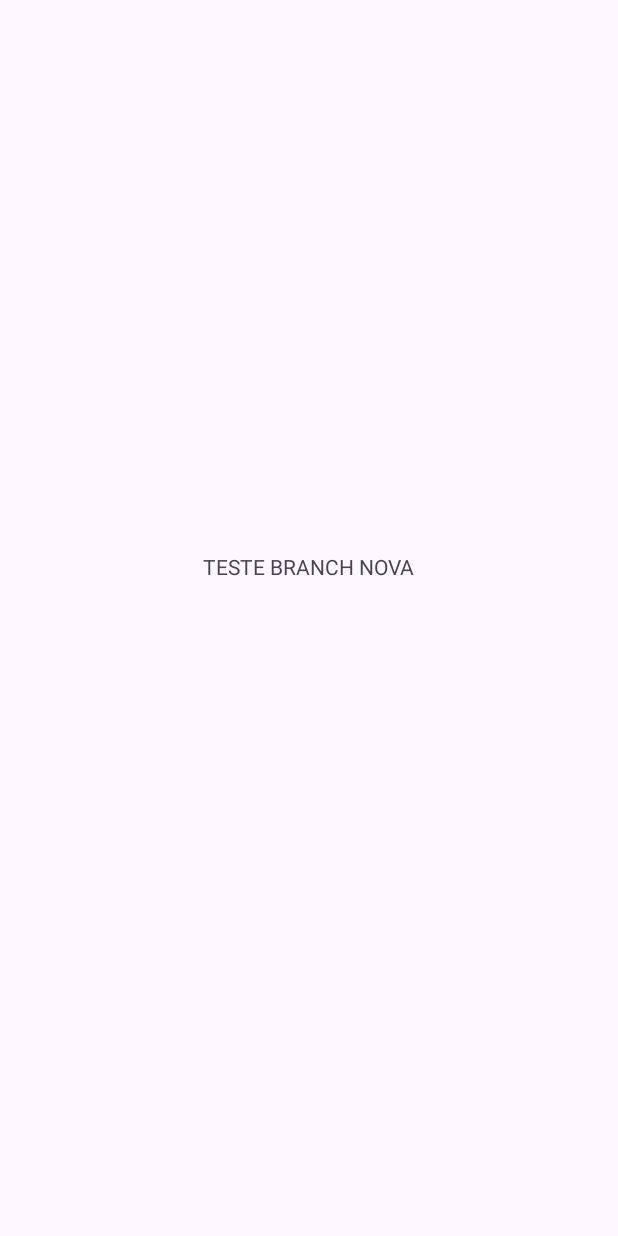
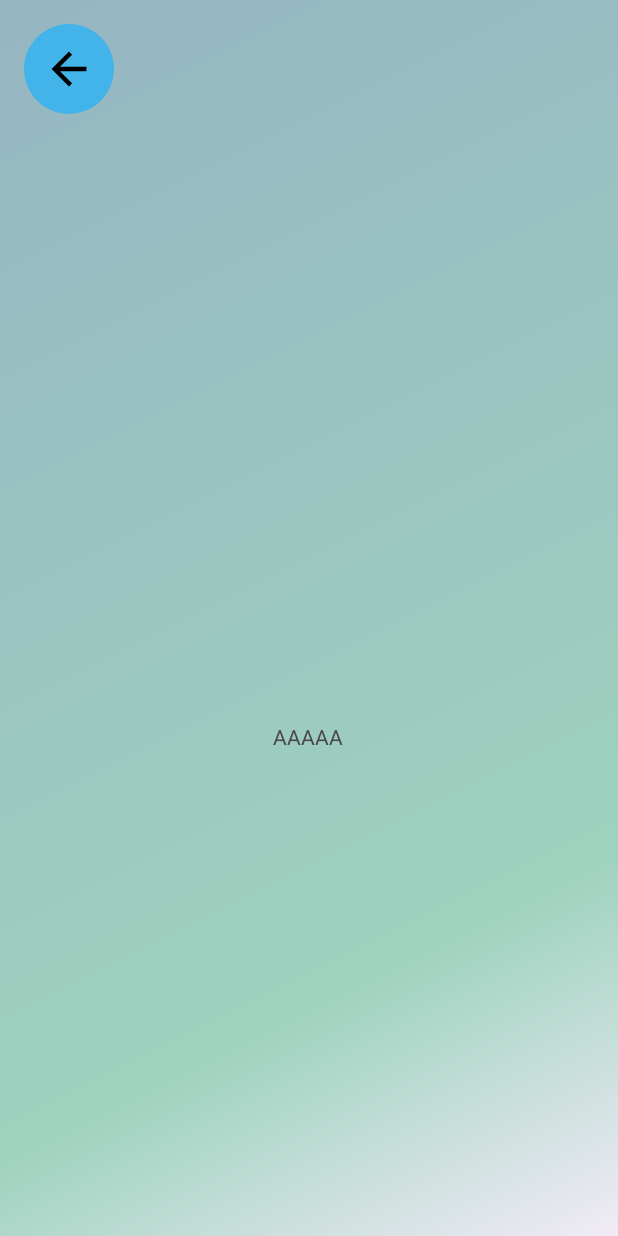
Before and after one commit to Projeto-FUCAPI-Feira-Tecnologica/app-meutea, an Android app: the screen it shows after launch (MainActivity), on a phone screen of 412 x 824 dp. Before the commit the screen is almost empty. Run offline under Robolectric (Android 15) with nearby library versions, the phone set to English and light mode, and no system bars.

Commit message:
add new screen features
added:
- gradient background color
- rounded icon back

```diff
--- a/app/build.gradle.kts
+++ b/app/build.gradle.kts
@@ -4,7 +4,7 @@ plugins {
 
 android {
     namespace = "com.feirafucapi.aplicaofucapi0911"
-    compileSdk = 33
+    compileSdk = 34
 
     defaultConfig {
         applicationId = "com.feirafucapi.aplicaofucapi0911"
--- /dev/null
+++ b/app/src/main/res/drawable/gadrient_background.xml
@@ -0,0 +1,21 @@
+<?xml version="1.0" encoding="utf-8"?>
+<selector xmlns:android="http://schemas.android.com/apk/res/android">
+
+    <item>
+
+        <shape>
+
+            <gradient
+                android:angle="135"
+                android:centerY="25%"
+                android:startColor="#F1EBF6"
+                android:centerColor="#9ED2BE"
+                android:endColor="#96B5C3"
+                android:type="linear"
+                />
+
+        </shape>
+
+    </item>
+
+</selector>
--- /dev/null
+++ b/app/src/main/res/drawable/ic_back_foreground.xml
@@ -0,0 +1,16 @@
+<vector xmlns:android="http://schemas.android.com/apk/res/android"
+    android:width="60dp"
+    android:height="60dp"
+    android:viewportWidth="24"
+    android:viewportHeight="24"
+    android:tint="#000000"
+    android:autoMirrored="true">
+  <group android:scaleX="0.58"
+      android:scaleY="0.58"
+      android:translateX="5.04"
+      android:translateY="5.04">
+    <path
+        android:fillColor="@android:color/white"
+        android:pathData="M20,11H7.83l5.59,-5.59L12,4l-8,8 8,8 1.41,-1.41L7.83,13H20v-2z"/>
+  </group>
+</vector>
--- /dev/null
+++ b/app/src/main/res/drawable/roundcorner.xml
@@ -0,0 +1,11 @@
+<?xml version="1.0" encoding="utf-8"?>
+<selector xmlns:android="http://schemas.android.com/apk/res/android">
+
+    <item>
+        <shape>
+            <solid android:color="#42B4E9"/>
+            <corners android:radius="100dp"/>
+        </shape>
+    </item>
+
+</selector>
--- a/app/src/main/res/layout/activity_main.xml
+++ b/app/src/main/res/layout/activity_main.xml
@@ -4,16 +4,30 @@
     xmlns:tools="http://schemas.android.com/tools"
     android:layout_width="match_parent"
     android:layout_height="match_parent"
+    android:background="@drawable/gadrient_background"
     tools:context=".MainActivity">
 
     <TextView
         android:layout_width="wrap_content"
         android:layout_height="wrap_content"
-        android:text="TESTE BRANCH NOVA"
+        android:text="AAAAA"
         app:layout_constraintBottom_toBottomOf="parent"
         app:layout_constraintEnd_toEndOf="parent"
+        app:layout_constraintHorizontal_bias="0.498"
         app:layout_constraintStart_toStartOf="parent"
         app:layout_constraintTop_toTopOf="parent"
-        app:layout_constraintVertical_bias="0.457" />
+        app:layout_constraintVertical_bias="0.598" />
+
+    <ImageButton
+        android:id="@+id/imageButton"
+        android:layout_width="wrap_content"
+        android:layout_height="wrap_content"
+        android:layout_marginStart="16dp"
+        android:layout_marginTop="16dp"
+        android:background="@drawable/roundcorner"
+        app:layout_constraintStart_toStartOf="parent"
+        app:layout_constraintTop_toTopOf="parent"
+        app:layout_constraintCircleRadius="50dp"
+        app:srcCompat="@drawable/ic_back_foreground" />
 
 </androidx.constraintlayout.widget.ConstraintLayout>
--- /dev/null
+++ b/app/src/main/res/mipmap-anydpi-v26/ic_back.xml
@@ -0,0 +1,5 @@
+<?xml version="1.0" encoding="utf-8"?>
+<adaptive-icon xmlns:android="http://schemas.android.com/apk/res/android">
+    <background android:drawable="@drawable/ic_back_background"/>
+    <foreground android:drawable="@drawable/ic_back_foreground"/>
+</adaptive-icon>
--- /dev/null
+++ b/app/src/main/res/mipmap-anydpi-v26/ic_back_round.xml
@@ -0,0 +1,5 @@
+<?xml version="1.0" encoding="utf-8"?>
+<adaptive-icon xmlns:android="http://schemas.android.com/apk/res/android">
+    <background android:drawable="@drawable/ic_back_background"/>
+    <foreground android:drawable="@drawable/ic_back_foreground"/>
+</adaptive-icon>
--- a/build.gradle.kts
+++ b/build.gradle.kts
@@ -1,4 +1,4 @@
 // Top-level build file where you can add configuration options common to all sub-projects/modules.
 plugins {
-    id("com.android.application") version "8.1.1" apply false
+    id("com.android.application") version "8.1.2" apply false
 }
```
Also changed, not shown: app/src/main/res/drawable/ic_back_background.xml (added, +74 -0 lines), app/src/main/ic_back-playstore.png (added), app/src/main/res/mipmap-hdpi/ic_back.webp (added), app/src/main/res/mipmap-hdpi/ic_back_round.webp (added), app/src/main/res/mipmap-mdpi/ic_back.webp (added), app/src/main/res/mipmap-mdpi/ic_back_round.webp (added), app/src/main/res/mipmap-xhdpi/ic_back.webp (added), app/src/main/res/mipmap-xhdpi/ic_back_round.webp (added), app/src/main/res/mipmap-xxhdpi/ic_back.webp (added), app/src/main/res/mipmap-xxhdpi/ic_back_round.webp (added), app/src/main/res/mipmap-xxxhdpi/ic_back.webp (added), app/src/main/res/mipmap-xxxhdpi/ic_back_round.webp (added).
